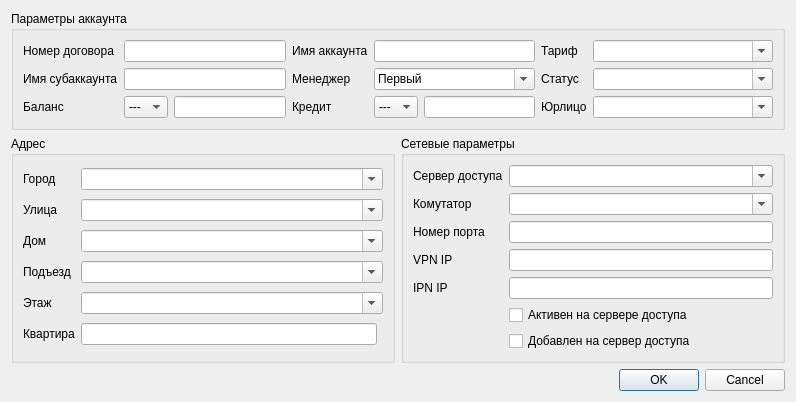
Above: mdi/forms/accounts_filter.ui from brat002/ExpertBilling before the change. Below: the same form after it.
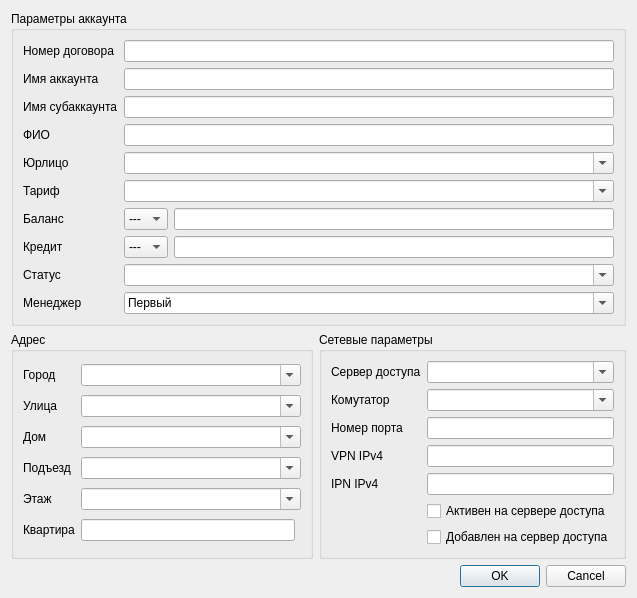
That is the form after the change.

Diff of the .ui file:
```diff
--- a/mdi/forms/accounts_filter.ui
+++ b/mdi/forms/accounts_filter.ui
@@ -6,8 +6,8 @@
    <rect>
     <x>0</x>
     <y>0</y>
-    <width>796</width>
-    <height>367</height>
+    <width>637</width>
+    <height>543</height>
    </rect>
   </property>
   <property name="windowTitle">
@@ -27,14 +27,7 @@
         </property>
        </widget>
       </item>
-      <item row="1" column="0">
-       <widget class="QLabel" name="label_subaccount">
-        <property name="text">
-         <string>Имя субаккаунта</string>
-        </property>
-       </widget>
-      </item>
-      <item row="2" column="0">
+      <item row="10" column="0">
        <widget class="QLabel" name="label_balance">
         <property name="text">
          <string>Баланс</string>
@@ -44,31 +37,112 @@
       <item row="0" column="1" colspan="2">
        <widget class="QLineEdit" name="lineEdit_agreement"/>
       </item>
-      <item row="1" column="1" colspan="2">
-       <widget class="QLineEdit" name="lineEdit_subaccount"/>
+      <item row="10" column="1">
+       <widget class="QComboBox" name="comboBox_balance_condition">
+        <item>
+         <property name="text">
+          <string>---</string>
+         </property>
+        </item>
+        <item>
+         <property name="text">
+          <string>&gt;</string>
+         </property>
+        </item>
+        <item>
+         <property name="text">
+          <string>&gt;=</string>
+         </property>
+        </item>
+        <item>
+         <property name="text">
+          <string>=</string>
+         </property>
+        </item>
+        <item>
+         <property name="text">
+          <string>&lt;</string>
+         </property>
+        </item>
+        <item>
+         <property name="text">
+          <string>&lt;=</string>
+         </property>
+        </item>
+       </widget>
       </item>
-      <item row="0" column="3">
+      <item row="10" column="2">
+       <widget class="QLineEdit" name="lineEdit_balance"/>
+      </item>
+      <item row="5" column="0">
+       <widget class="QLabel" name="label_ur_name">
+        <property name="text">
+         <string>Юрлицо</string>
+        </property>
+       </widget>
+      </item>
+      <item row="5" column="1" colspan="2">
+       <widget class="QComboBox" name="comboBox_ur_name">
+        <property name="editable">
+         <bool>true</bool>
+        </property>
+        <property name="frame">
+         <bool>true</bool>
+        </property>
+       </widget>
+      </item>
+      <item row="12" column="1" colspan="2">
+       <widget class="QComboBox" name="comboBox_status">
+        <property name="editable">
+         <bool>true</bool>
+        </property>
+       </widget>
+      </item>
+      <item row="12" column="0">
+       <widget class="QLabel" name="label_status">
+        <property name="text">
+         <string>Статус</string>
+        </property>
+       </widget>
+      </item>
+      <item row="2" column="1" colspan="2">
+       <widget class="QLineEdit" name="lineEdit_account"/>
+      </item>
+      <item row="2" column="0">
        <widget class="QLabel" name="label_account">
         <property name="text">
          <string>Имя аккаунта</string>
         </property>
        </widget>
       </item>
-      <item row="1" column="3">
-       <widget class="QLabel" name="label_manager">
+      <item row="4" column="0">
+       <widget class="QLabel" name="label">
         <property name="text">
-         <string>Менеджер</string>
+         <string>ФИО</string>
         </property>
        </widget>
       </item>
-      <item row="0" column="6">
+      <item row="4" column="1" colspan="2">
+       <widget class="QLineEdit" name="lineEdit"/>
+      </item>
+      <item row="3" column="0">
+       <widget class="QLabel" name="label_subaccount">
+        <property name="text">
+         <string>Имя субаккаунта</string>
+        </property>
+       </widget>
+      </item>
+      <item row="3" column="1" colspan="2">
+       <widget class="QLineEdit" name="lineEdit_subaccount"/>
+      </item>
+      <item row="9" column="0">
        <widget class="QLabel" name="label_tarif">
         <property name="text">
          <string>Тариф</string>
         </property>
        </widget>
       </item>
-      <item row="0" column="8">
+      <item row="9" column="1" colspan="2">
        <widget class="QComboBox" name="comboBox_tarif">
         <property name="minimumSize">
          <size>
@@ -84,65 +158,14 @@
         </property>
        </widget>
       </item>
-      <item row="1" column="6">
-       <widget class="QLabel" name="label_status">
-        <property name="text">
-         <string>Статус</string>
-        </property>
-       </widget>
-      </item>
-      <item row="1" column="8">
-       <widget class="QComboBox" name="comboBox_status">
-        <property name="editable">
-         <bool>true</bool>
-        </property>
-       </widget>
-      </item>
-      <item row="2" column="1">
-       <widget class="QComboBox" name="comboBox_balance_condition">
-        <item>
-         <property name="text">
-          <string>---</string>
-         </property>
-        </item>
-        <item>
-         <property name="text">
-          <string>&gt;</string>
-         </property>
-        </item>
-        <item>
-         <property name="text">
-          <string>&gt;=</string>
-         </property>
-        </item>
-        <item>
-         <property name="text">
-          <string>=</string>
-         </property>
-        </item>
-        <item>
-         <property name="text">
-          <string>&lt;</string>
-         </property>
-        </item>
-        <item>
-         <property name="text">
-          <string>&lt;=</string>
-         </property>
-        </item>
-       </widget>
-      </item>
-      <item row="2" column="2">
-       <widget class="QLineEdit" name="lineEdit_balance"/>
-      </item>
-      <item row="2" column="3">
+      <item row="11" column="0">
        <widget class="QLabel" name="label_credit">
         <property name="text">
          <string>Кредит</string>
         </property>
        </widget>
       </item>
-      <item row="2" column="4">
+      <item row="11" column="1">
        <widget class="QComboBox" name="comboBox_credit_condition">
         <item>
          <property name="text">
@@ -176,10 +199,17 @@
         </item>
        </widget>
       </item>
-      <item row="2" column="5">
+      <item row="11" column="2">
        <widget class="QLineEdit" name="lineEdit_credit"/>
       </item>
-      <item row="1" column="4" colspan="2">
+      <item row="13" column="0">
+       <widget class="QLabel" name="label_manager">
+        <property name="text">
+         <string>Менеджер</string>
+        </property>
+       </widget>
+      </item>
+      <item row="13" column="1" colspan="2">
        <widget class="QComboBox" name="comboBox_manager">
         <property name="editable">
          <bool>true</bool>
@@ -201,26 +231,6 @@
         </item>
        </widget>
       </item>
-      <item row="0" column="4" colspan="2">
-       <widget class="QLineEdit" name="lineEdit_account"/>
-      </item>
-      <item row="2" column="6">
-       <widget class="QLabel" name="label_ur_name">
-        <property name="text">
-         <string>Юрлицо</string>
-        </property>
-       </widget>
-      </item>
-      <item row="2" column="8">
-       <widget class="QComboBox" name="comboBox_ur_name">
-        <property name="editable">
-         <bool>true</bool>
-        </property>
-        <property name="frame">
-         <bool>true</bool>
-        </property>
-       </widget>
-      </item>
      </layout>
     </widget>
    </item>
@@ -350,7 +360,7 @@
       <item row="3" column="0">
        <widget class="QLabel" name="label_vpn_ip">
         <property name="text">
-         <string>VPN IP</string>
+         <string>VPN IPv4</string>
         </property>
        </widget>
       </item>
@@ -360,7 +370,7 @@
       <item row="4" column="0">
        <widget class="QLabel" name="label_ipn_ip">
         <property name="text">
-         <string>IPN IP</string>
+         <string>IPN IPv4</string>
         </property>
        </widget>
       </item>
```
Left out of the diff: 9 changed lines with no effect on the pictures.
